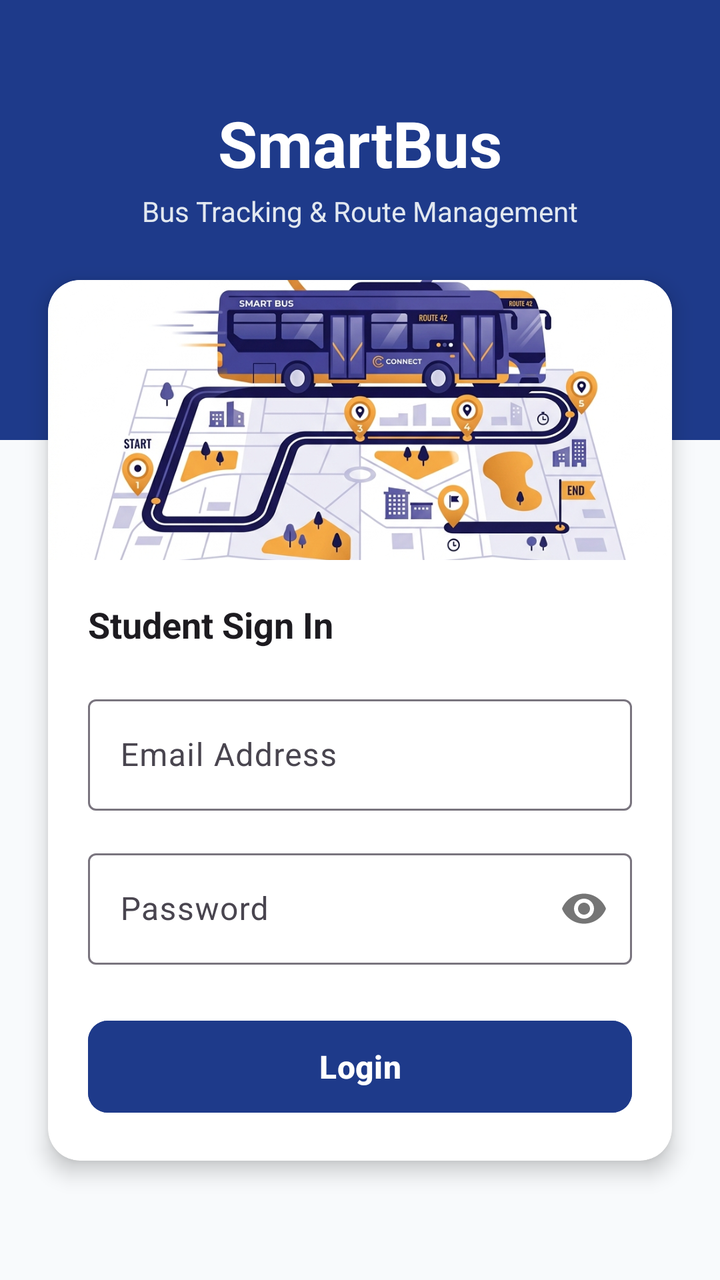
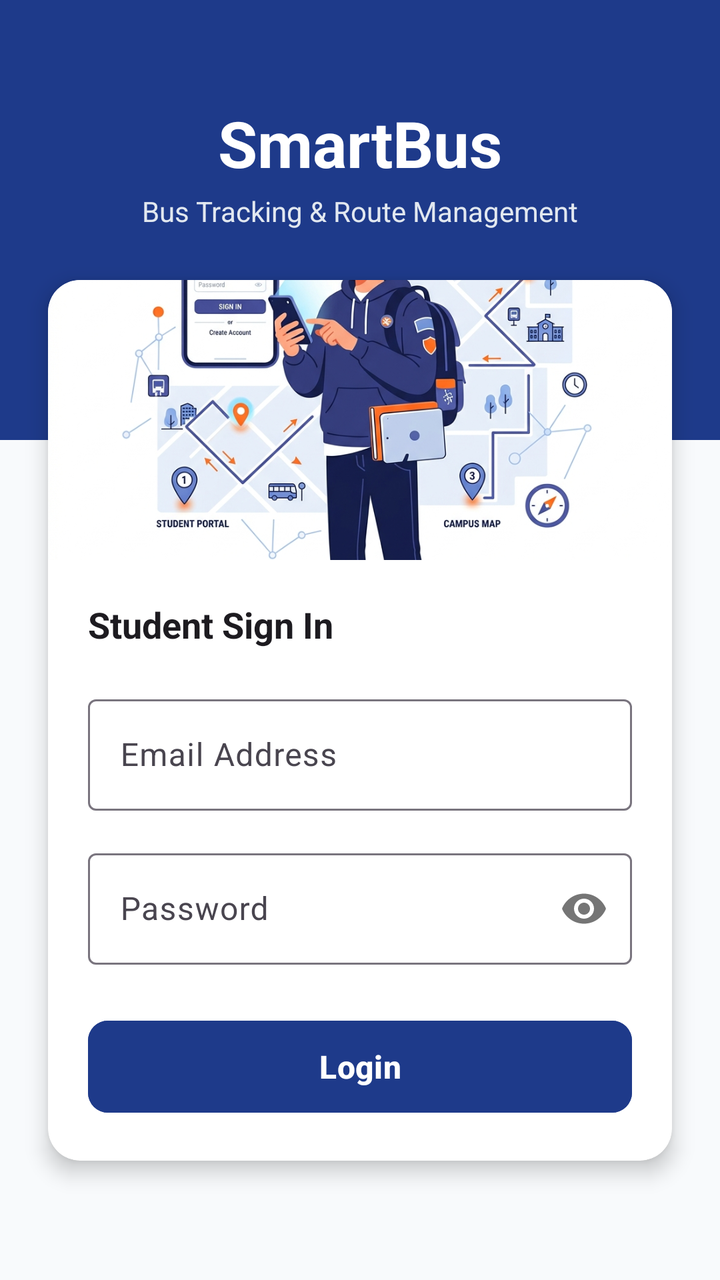

The first picture is an Android layout as it rendered before a commit; the second is the same layout after the commit. The layout source and the unified diff follow.
<!-- AndroidManifest.xml: application theme Theme.SmartBus -->
<!-- res/layout/activity_login.xml -->
<?xml version="1.0" encoding="utf-8"?>
<androidx.constraintlayout.widget.ConstraintLayout 
    xmlns:android="http://schemas.android.com/apk/res/android"
    xmlns:app="http://schemas.android.com/apk/res-auto"
    xmlns:tools="http://schemas.android.com/tools"
    android:layout_width="match_parent"
    android:layout_height="match_parent"
    android:background="@color/background"
    tools:context=".LoginActivity">

    
    <View
        android:id="@+id/login_header"
        android:layout_width="match_parent"
        android:layout_height="220dp"
        android:background="@color/primary"
        app:layout_constraintTop_toTopOf="parent"
        app:layout_constraintStart_toStartOf="parent"
        app:layout_constraintEnd_toEndOf="parent" />

    
    <TextView
        android:layout_width="wrap_content"
        android:layout_height="wrap_content"
        android:text="@string/app_name"
        android:textColor="@color/surface"
        android:textSize="32sp"
        android:textStyle="bold"
        android:layout_marginTop="50dp"
        app:layout_constraintTop_toTopOf="parent"
        app:layout_constraintStart_toStartOf="parent"
        app:layout_constraintEnd_toEndOf="parent" />

    <TextView
        android:layout_width="wrap_content"
        android:layout_height="wrap_content"
        android:text="Bus Tracking &amp; Route Management"
        android:textColor="#E2E8F0"
        android:textSize="14sp"
        android:layout_marginTop="96dp"
        app:layout_constraintTop_toTopOf="parent"
        app:layout_constraintStart_toStartOf="parent"
        app:layout_constraintEnd_toEndOf="parent" />

    
    <com.google.android.material.card.MaterialCardView
        android:layout_width="match_parent"
        android:layout_height="wrap_content"
        android:layout_marginStart="24dp"
        android:layout_marginEnd="24dp"
        android:layout_marginTop="140dp"
        app:cardCornerRadius="16dp"
        app:cardElevation="6dp"
        app:strokeWidth="0dp"
        app:cardBackgroundColor="@color/surface"
        app:layout_constraintTop_toTopOf="parent"
        app:layout_constraintStart_toStartOf="parent"
        app:layout_constraintEnd_toEndOf="parent">

        <LinearLayout
            android:layout_width="match_parent"
            android:layout_height="wrap_content"
            android:orientation="vertical">

            
            <ImageView
                android:layout_width="match_parent"
                android:layout_height="140dp"
                android:src="@drawable/welcome_illustration"
                android:scaleType="centerCrop"
                android:contentDescription="Login Illustration" />

            <LinearLayout
                android:layout_width="match_parent"
                android:layout_height="wrap_content"
                android:orientation="vertical"
                android:padding="20dp">

                <TextView
                    android:layout_width="wrap_content"
                    android:layout_height="wrap_content"
                    android:text="Student Sign In"
                    android:textColor="?android:attr/textColorPrimary"
                    android:textSize="18sp"
                    android:textStyle="bold"
                    android:layout_marginBottom="20dp" />

                
                <com.google.android.material.textfield.TextInputLayout
                    android:layout_width="match_parent"
                    android:layout_height="wrap_content"
                    android:layout_marginBottom="16dp"
                    android:hint="Email Address"
                    style="@style/Widget.Material3.TextInputLayout.OutlinedBox">

                    <com.google.android.material.textfield.TextInputEditText
                        android:id="@+id/et_login_email"
                        android:layout_width="match_parent"
                        android:layout_height="wrap_content"
                        android:inputType="textEmailAddress"
                        android:textColor="?android:attr/textColorPrimary" />
                </com.google.android.material.textfield.TextInputLayout>

                
                <com.google.android.material.textfield.TextInputLayout
                    android:layout_width="match_parent"
                    android:layout_height="wrap_content"
                    android:layout_marginBottom="24dp"
                    android:hint="Password"
                    app:passwordToggleEnabled="true"
                    style="@style/Widget.Material3.TextInputLayout.OutlinedBox">

                    <com.google.android.material.textfield.TextInputEditText
                        android:id="@+id/et_login_password"
                        android:layout_width="match_parent"
                        android:layout_height="wrap_content"
                        android:inputType="textPassword"
                        android:textColor="?android:attr/textColorPrimary" />
                </com.google.android.material.textfield.TextInputLayout>

                
                <com.google.android.material.button.MaterialButton
                    android:id="@+id/btn_login"
                    android:layout_width="match_parent"
                    android:layout_height="54dp"
                    android:text="Login"
                    android:textColor="@color/surface"
                    android:backgroundTint="@color/primary"
                    android:textAllCaps="false"
                    android:textSize="16sp"
                    android:textStyle="bold"
                    app:cornerRadius="10dp" />

            </LinearLayout>
        </LinearLayout>
    </com.google.android.material.card.MaterialCardView>

</androidx.constraintlayout.widget.ConstraintLayout>
<!-- resources referenced by this layout -->
<resources>
  <color name="background">#F8FAFC</color>
  <color name="primary">#1E3A8A</color>
  <color name="surface">#FFFFFF</color>
  <!-- drawable welcome_illustration: jpg bitmap (drawable, 473826 bytes) -->
  <string name="app_name">SmartBus</string>
  <style name="Theme.SmartBus" parent="Theme.Material3.DayNight.NoActionBar">
          
          <item name="colorPrimary">@color/primary</item>
          <item name="colorOnPrimary">@color/surface</item>
          
          
          <item name="colorSecondary">@color/accent</item>
          <item name="colorOnSecondary">@color/text_primary</item>
          
          
          <item name="android:windowBackground">@color/background</item>
          
          
          <item name="android:statusBarColor">@color/primary_dark</item>
          
          <item name="android:windowLightStatusBar" tools:targetApi="m">false</item>
      </style>
  <color name="accent">#F97316</color>
  <color name="text_primary">#0F172A</color>
  <color name="primary_dark">#172554</color>
</resources>

<!-- the commit's change to res/layout/activity_login.xml (unified diff, before → after) -->
@@ -66,7 +66,7 @@
             <ImageView
                 android:layout_width="match_parent"
                 android:layout_height="140dp"
-                android:src="@drawable/welcome_illustration"
+                android:src="@drawable/login_illustration"
                 android:scaleType="centerCrop"
                 android:contentDescription="Login Illustration" />
 
@@ -98,7 +98,7 @@
                         android:layout_width="match_parent"
                         android:layout_height="wrap_content"
                         android:inputType="textEmailAddress"
-                        android:textColor="?android:attr/textColorPrimary" />
+                        android:textColor="@color/input_text_color" />
                 </com.google.android.material.textfield.TextInputLayout>
 
                 
@@ -115,7 +115,7 @@
                         android:layout_width="match_parent"
                         android:layout_height="wrap_content"
                         android:inputType="textPassword"
-                        android:textColor="?android:attr/textColorPrimary" />
+                        android:textColor="@color/input_text_color" />
                 </com.google.android.material.textfield.TextInputLayout>
 
                 
<!-- resource entries referenced after the edit -->
@@ -1,9 +1,10 @@
 <!-- resources referenced by this layout -->
 <resources>
   <color name="background">#F8FAFC</color>
+  <color name="input_text_color">#000000</color>
   <color name="primary">#1E3A8A</color>
   <color name="surface">#FFFFFF</color>
-  <!-- drawable welcome_illustration: jpg bitmap (drawable, 473826 bytes) -->
+  <!-- drawable login_illustration: jpg bitmap (drawable, 403301 bytes) -->
   <string name="app_name">SmartBus</string>
   <style name="Theme.SmartBus" parent="Theme.Material3.DayNight.NoActionBar">
           
